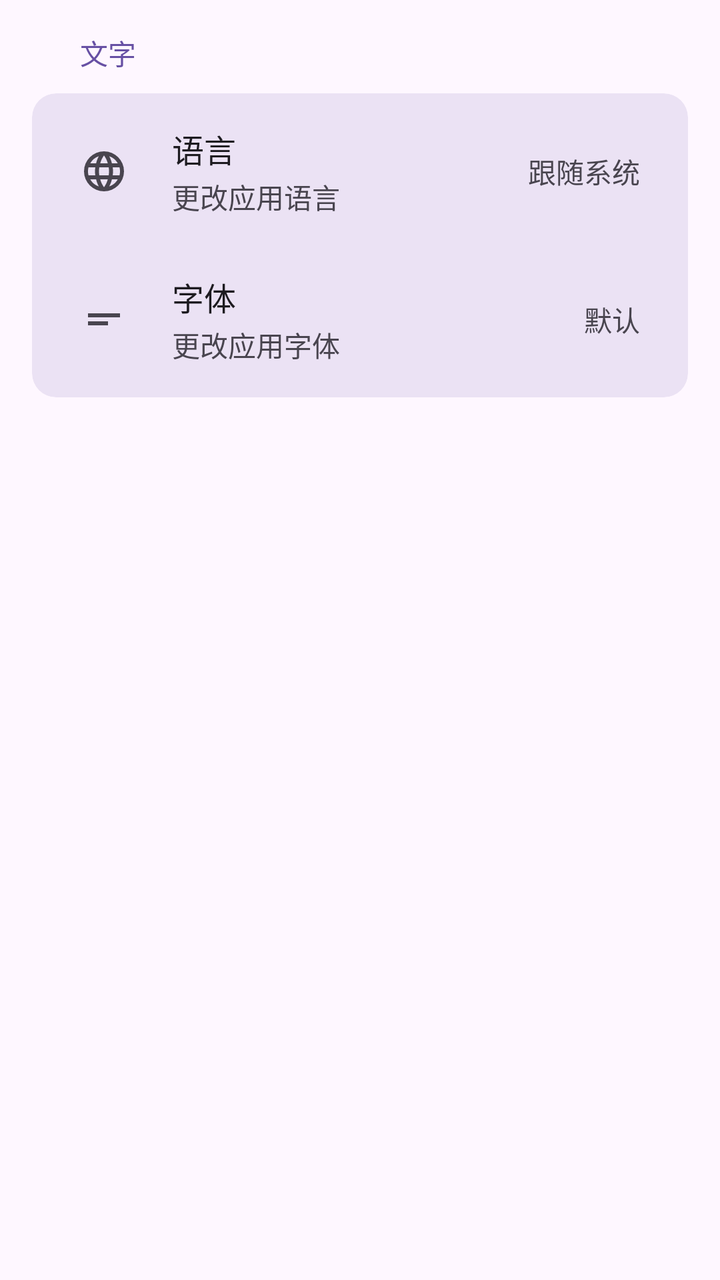
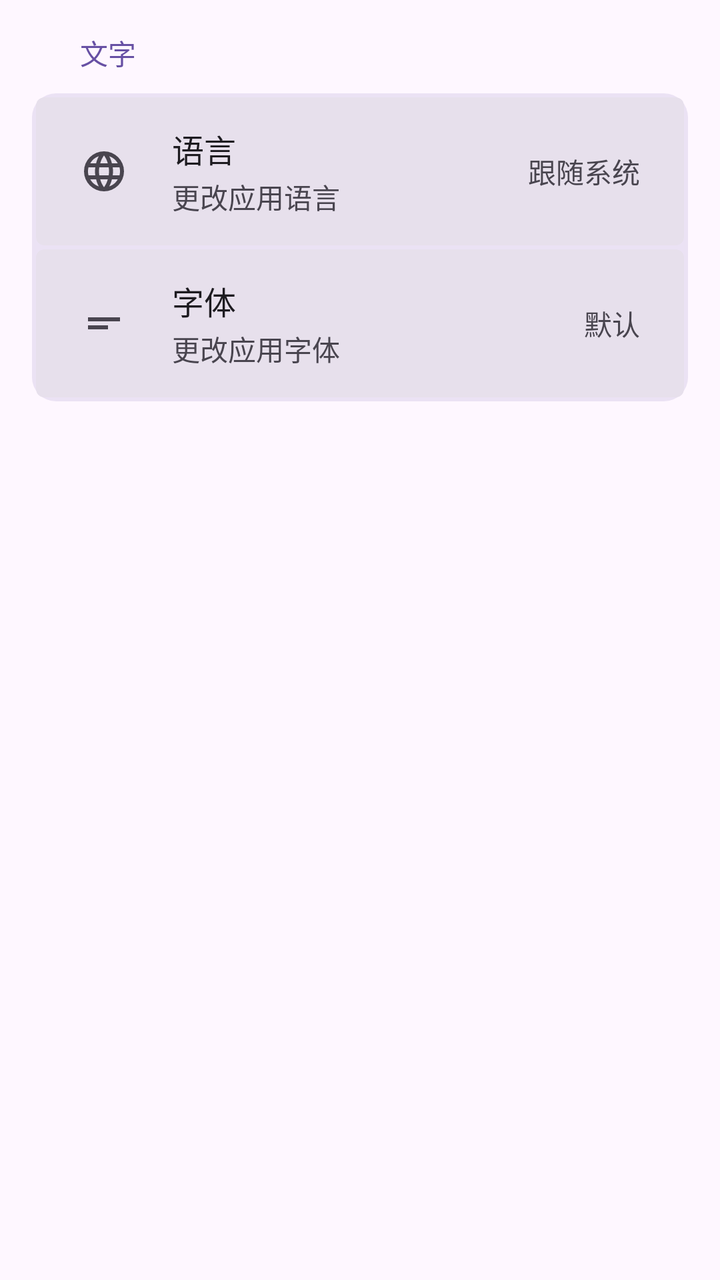

Before-and-after screenshots of an Android layout around one commit, followed by the original layout XML and the change that was made.
<!-- AndroidManifest.xml: application theme Theme.Click -->
<!-- res/layout/fragment_settings.xml -->
<?xml version="1.0" encoding="utf-8"?>
<ScrollView xmlns:android="http://schemas.android.com/apk/res/android"
    android:layout_width="match_parent"
    android:layout_height="match_parent"
    android:paddingHorizontal="16dp"
    android:paddingTop="0dp"
    android:paddingBottom="16dp"
    android:background="?android:attr/colorBackground">

    <LinearLayout
        android:layout_width="match_parent"
        android:layout_height="wrap_content"
        android:orientation="vertical">

        
        <TextView
            android:layout_width="wrap_content"
            android:layout_height="wrap_content"
            android:text="文字"
            android:textSize="14sp"
            android:textColor="?attr/colorPrimary"
            android:paddingHorizontal="24dp"
            android:paddingTop="16dp"
            android:paddingBottom="10dp" />

        
        <LinearLayout
            android:layout_width="match_parent"
            android:layout_height="wrap_content"
            android:orientation="vertical"
            android:background="@drawable/settings_card_bg"
            android:padding="2dp"
            android:clipToOutline="true">

            
            <LinearLayout
                android:id="@+id/settings_language"
                android:layout_width="match_parent"
                android:layout_height="wrap_content"
                android:orientation="horizontal"
                android:gravity="center_vertical"
                android:paddingHorizontal="22dp"
                android:paddingVertical="14dp"
                android:background="?attr/selectableItemBackground"
                android:clickable="true"
                android:focusable="true">

                <ImageView
                    android:layout_width="24dp"
                    android:layout_height="24dp"
                    android:src="@drawable/ic_language"
                    android:tint="?attr/colorOnSurfaceVariant"
                    android:layout_marginEnd="22dp" />

                <LinearLayout
                    android:layout_width="0dp"
                    android:layout_height="wrap_content"
                    android:layout_weight="1"
                    android:orientation="vertical">

                    <TextView
                        android:layout_width="wrap_content"
                        android:layout_height="wrap_content"
                        android:text="语言"
                        android:textSize="16sp"
                        android:textColor="?attr/colorOnSurface" />

                    <TextView
                        android:id="@+id/settings_language_desc"
                        android:layout_width="wrap_content"
                        android:layout_height="wrap_content"
                        android:text="更改应用语言"
                        android:textSize="14sp"
                        android:textColor="?attr/colorOnSurfaceVariant"
                        android:layout_marginTop="2dp" />
                </LinearLayout>

                <TextView
                    android:id="@+id/settings_language_value"
                    android:layout_width="wrap_content"
                    android:layout_height="wrap_content"
                    android:text="跟随系统"
                    android:textSize="14sp"
                    android:textColor="?attr/colorOnSurfaceVariant" />
            </LinearLayout>

            
            <LinearLayout
                android:id="@+id/settings_font"
                android:layout_width="match_parent"
                android:layout_height="wrap_content"
                android:orientation="horizontal"
                android:gravity="center_vertical"
                android:paddingHorizontal="22dp"
                android:paddingVertical="14dp"
                android:background="?attr/selectableItemBackground"
                android:clickable="true"
                android:focusable="true">

                <ImageView
                    android:layout_width="24dp"
                    android:layout_height="24dp"
                    android:src="@drawable/ic_font"
                    android:tint="?attr/colorOnSurfaceVariant"
                    android:layout_marginEnd="22dp" />

                <LinearLayout
                    android:layout_width="0dp"
                    android:layout_height="wrap_content"
                    android:layout_weight="1"
                    android:orientation="vertical">

                    <TextView
                        android:layout_width="wrap_content"
                        android:layout_height="wrap_content"
                        android:text="字体"
                        android:textSize="16sp"
                        android:textColor="?attr/colorOnSurface" />

                    <TextView
                        android:layout_width="wrap_content"
                        android:layout_height="wrap_content"
                        android:text="更改应用字体"
                        android:textSize="14sp"
                        android:textColor="?attr/colorOnSurfaceVariant"
                        android:layout_marginTop="2dp" />
                </LinearLayout>

                <TextView
                    android:layout_width="wrap_content"
                    android:layout_height="wrap_content"
                    android:text="默认"
                    android:textSize="14sp"
                    android:textColor="?attr/colorOnSurfaceVariant" />
            </LinearLayout>

        </LinearLayout>

    </LinearLayout>
</ScrollView>
<!-- resources referenced by this layout -->
<resources>
  <!-- drawable ic_font (drawable) -->
  <vector xmlns:android="http://schemas.android.com/apk/res/android"
      android:width="24dp"
      android:height="24dp"
      android:viewportWidth="960"
      android:viewportHeight="960"
      android:tint="?attr/colorControlNormal"
      android:autoMirrored="true">
    <path
        android:fillColor="@android:color/white"
        android:pathData="M160,600L160,520L560,520L560,600L160,600ZM160,440L160,360L800,360L800,440L160,440Z"/>
  </vector>
  <!-- drawable ic_language (drawable) -->
  <vector xmlns:android="http://schemas.android.com/apk/res/android"
      android:width="24dp"
      android:height="24dp"
      android:viewportWidth="960"
      android:viewportHeight="960"
      android:tint="?attr/colorControlNormal">
    <path
        android:fillColor="@android:color/white"
        android:pathData="M480,880Q398,880 325,848.5Q252,817 197.5,762.5Q143,708 111.5,635Q80,562 80,480Q80,397 111.5,324.5Q143,252 197.5,197.5Q252,143 325,111.5Q398,80 480,80Q563,80 635.5,111.5Q708,143 762.5,197.5Q817,252 848.5,324.5Q880,397 880,480Q880,562 848.5,635Q817,708 762.5,762.5Q708,817 635.5,848.5Q563,880 480,880ZM480,798Q506,762 525,723Q544,684 556,640L404,640Q416,684 435,723Q454,762 480,798ZM376,782Q358,749 344.5,713.5Q331,678 322,640L204,640Q233,690 276.5,727Q320,764 376,782ZM584,782Q640,764 683.5,727Q727,690 756,640L638,640Q629,678 615.5,713.5Q602,749 584,782ZM170,560L306,560Q303,540 301.5,520.5Q300,501 300,480Q300,459 301.5,439.5Q303,420 306,400L170,400Q165,420 162.5,439.5Q160,459 160,480Q160,501 162.5,520.5Q165,540 170,560ZM386,560L574,560Q577,540 578.5,520.5Q580,501 580,480Q580,459 578.5,439.5Q577,420 574,400L386,400Q383,420 381.5,439.5Q380,459 380,480Q380,501 381.5,520.5Q383,540 386,560ZM654,560L790,560Q795,540 797.5,520.5Q800,501 800,480Q800,459 797.5,439.5Q795,420 790,400L654,400Q657,420 658.5,439.5Q660,459 660,480Q660,501 658.5,520.5Q657,540 654,560ZM638,320L756,320Q727,270 683.5,233Q640,196 584,178Q602,211 615.5,246.5Q629,282 638,320ZM404,320L556,320Q544,276 525,237Q506,198 480,162Q454,198 435,237Q416,276 404,320ZM204,320L322,320Q331,282 344.5,246.5Q358,211 376,178Q320,196 276.5,233Q233,270 204,320Z"/>
  </vector>
  <!-- drawable settings_card_bg (drawable) -->
  <?xml version="1.0" encoding="utf-8"?>
  <shape xmlns:android="http://schemas.android.com/apk/res/android"
      android:shape="rectangle">
      <solid android:color="@color/section_background" />
      <corners android:radius="12dp" />
  </shape>
  <color name="section_background">#206750A4</color>
  <color name="md_theme_primary">#6750A4</color>
  <color name="md_theme_onPrimary">#FFFFFF</color>
  <color name="md_theme_primaryContainer">#EADDFF</color>
  <color name="md_theme_onPrimaryContainer">#21005D</color>
  <color name="md_theme_secondary">#625B71</color>
  <color name="md_theme_onSecondary">#FFFFFF</color>
  <color name="md_theme_secondaryContainer">#E8DEF8</color>
  <color name="md_theme_onSecondaryContainer">#1D192B</color>
  <color name="md_theme_background">#FEF7FF</color>
  <color name="md_theme_onBackground">#1D1B20</color>
  <color name="md_theme_surface">#FEF7FF</color>
  <color name="md_theme_onSurface">#1D1B20</color>
  <color name="md_theme_surfaceVariant">#E7E0EC</color>
  <color name="md_theme_onSurfaceVariant">#49454F</color>
  <color name="md_theme_outline">#79747E</color>
  <color name="md_theme_outlineVariant">#CAC4D0</color>
  <!-- unchanged entries left out for length: 2 -->
</resources>

<!-- the commit's change to res/layout/fragment_settings.xml (unified diff, before → after) -->
@@ -28,111 +28,134 @@
             android:layout_width="match_parent"
             android:layout_height="wrap_content"
             android:orientation="vertical"
-            android:background="@drawable/settings_card_bg"
-            android:padding="2dp"
-            android:clipToOutline="true">
+            android:clipChildren="true"
+            android:clipToPadding="true"
+            style="@style/SettingsCardContainer">
 
             
-            <LinearLayout
-                android:id="@+id/settings_language"
+            <com.google.android.material.card.MaterialCardView
+                android:id="@+id/settings_language_card"
                 android:layout_width="match_parent"
                 android:layout_height="wrap_content"
-                android:orientation="horizontal"
-                android:gravity="center_vertical"
-                android:paddingHorizontal="22dp"
-                android:paddingVertical="14dp"
-                android:background="?attr/selectableItemBackground"
+                android:layout_marginBottom="2dp"
                 android:clickable="true"
-                android:focusable="true">
-
-                <ImageView
-                    android:layout_width="24dp"
-                    android:layout_height="24dp"
-                    android:src="@drawable/ic_language"
-                    android:tint="?attr/colorOnSurfaceVariant"
-                    android:layout_marginEnd="22dp" />
+                android:focusable="true"
+                app:cardBackgroundColor="?attr/colorSurfaceVariant"
+                app:cardCornerRadius="4dp"
+                app:cardElevation="0dp"
+                app:strokeWidth="0dp"
+                xmlns:app="http://schemas.android.com/apk/res-auto">
 
                 <LinearLayout
-                    android:layout_width="0dp"
+                    android:id="@+id/settings_language"
+                    android:layout_width="match_parent"
                     android:layout_height="wrap_content"
-                    android:layout_weight="1"
-                    android:orientation="vertical">
+                    android:orientation="horizontal"
+                    android:gravity="center_vertical"
+                    android:paddingHorizontal="22dp"
+                    android:paddingVertical="14dp"
+                    android:background="?attr/selectableItemBackground">
+
+                    <ImageView
+                        android:layout_width="24dp"
+                        android:layout_height="24dp"
+                        android:src="@drawable/ic_language"
+                        android:tint="?attr/colorOnSurfaceVariant"
+                        android:layout_marginEnd="22dp" />
+
+                    <LinearLayout
+                        android:layout_width="0dp"
+                        android:layout_height="wrap_content"
+                        android:layout_weight="1"
+                        android:orientation="vertical">
+
+                        <TextView
+                            android:layout_width="wrap_content"
+                            android:layout_height="wrap_content"
+                            android:text="语言"
+                            android:textSize="16sp"
+                            android:textColor="?attr/colorOnSurface" />
+
+                        <TextView
+                            android:id="@+id/settings_language_desc"
+                            android:layout_width="wrap_content"
+                            android:layout_height="wrap_content"
+                            android:text="更改应用语言"
+                            android:textSize="14sp"
+                            android:textColor="?attr/colorOnSurfaceVariant"
+                            android:layout_marginTop="2dp" />
+                    </LinearLayout>
+
+                    <TextView
+                        android:id="@+id/settings_language_value"
+                        android:layout_width="wrap_content"
+                        android:layout_height="wrap_content"
+                        android:text="跟随系统"
+                        android:textSize="14sp"
+                        android:textColor="?attr/colorOnSurfaceVariant" />
+                </LinearLayout>
+            </com.google.android.material.card.MaterialCardView>
+
+            
+            <com.google.android.material.card.MaterialCardView
+                android:id="@+id/settings_font_card"
+                android:layout_width="match_parent"
+                android:layout_height="wrap_content"
+                android:clickable="true"
+                android:focusable="true"
+                app:cardBackgroundColor="?attr/colorSurfaceVariant"
+                app:cardCornerRadius="4dp"
+                app:cardElevation="0dp"
+                app:strokeWidth="0dp"
+                xmlns:app="http://schemas.android.com/apk/res-auto">
+
+                <LinearLayout
+                    android:id="@+id/settings_font"
+                    android:layout_width="match_parent"
+                    android:layout_height="wrap_content"
+                    android:orientation="horizontal"
+                    android:gravity="center_vertical"
+                    android:paddingHorizontal="22dp"
+                    android:paddingVertical="14dp"
+                    android:background="?attr/selectableItemBackground">
+
+                    <ImageView
+                        android:layout_width="24dp"
+                        android:layout_height="24dp"
+                        android:src="@drawable/ic_font"
+                        android:tint="?attr/colorOnSurfaceVariant"
+                        android:layout_marginEnd="22dp" />
+
+                    <LinearLayout
+                        android:layout_width="0dp"
+                        android:layout_height="wrap_content"
+                        android:layout_weight="1"
+                        android:orientation="vertical">
+
+                        <TextView
+                            android:layout_width="wrap_content"
+                            android:layout_height="wrap_content"
+                            android:text="字体"
+                            android:textSize="16sp"
+                            android:textColor="?attr/colorOnSurface" />
+
+                        <TextView
+                            android:layout_width="wrap_content"
+                            android:layout_height="wrap_content"
+                            android:text="更改应用字体"
+                            android:textSize="14sp"
+                            android:textColor="?attr/colorOnSurfaceVariant"
+                            android:layout_marginTop="2dp" />
+                    </LinearLayout>
 
                     <TextView
                         android:layout_width="wrap_content"
                         android:layout_height="wrap_content"
-                        android:text="语言"
-                        android:textSize="16sp"
-                        android:textColor="?attr/colorOnSurface" />
-
-                    <TextView
-                        android:id="@+id/settings_language_desc"
-                        android:layout_width="wrap_content"
-                        android:layout_height="wrap_content"
-                        android:text="更改应用语言"
+                        android:text="默认"
                         android:textSize="14sp"
-                        android:textColor="?attr/colorOnSurfaceVariant"
-                        android:layout_marginTop="2dp" />
+                        android:textColor="?attr/colorOnSurfaceVariant" />
                 </LinearLayout>
-
-                <TextView
-                    android:id="@+id/settings_language_value"
-                    android:layout_width="wrap_content"
-                    android:layout_height="wrap_content"
-                    android:text="跟随系统"
-                    android:textSize="14sp"
-                    android:textColor="?attr/colorOnSurfaceVariant" />
-            </LinearLayout>
-
-            
-            <LinearLayout
-                android:id="@+id/settings_font"
-                android:layout_width="match_parent"
-                android:layout_height="wrap_content"
-                android:orientation="horizontal"
-                android:gravity="center_vertical"
-                android:paddingHorizontal="22dp"
-                android:paddingVertical="14dp"
-                android:background="?attr/selectableItemBackground"
-                android:clickable="true"
-                android:focusable="true">
-
-                <ImageView
-                    android:layout_width="24dp"
-                    android:layout_height="24dp"
-                    android:src="@drawable/ic_font"
-                    android:tint="?attr/colorOnSurfaceVariant"
-                    android:layout_marginEnd="22dp" />
-
-                <LinearLayout
-                    android:layout_width="0dp"
-                    android:layout_height="wrap_content"
-                    android:layout_weight="1"
-                    android:orientation="vertical">
-
-                    <TextView
-                        android:layout_width="wrap_content"
-                        android:layout_height="wrap_content"
-                        android:text="字体"
-                        android:textSize="16sp"
-                        android:textColor="?attr/colorOnSurface" />
-
-                    <TextView
-                        android:layout_width="wrap_content"
-                        android:layout_height="wrap_content"
-                        android:text="更改应用字体"
-                        android:textSize="14sp"
-                        android:textColor="?attr/colorOnSurfaceVariant"
-                        android:layout_marginTop="2dp" />
-                </LinearLayout>
-
-                <TextView
-                    android:layout_width="wrap_content"
-                    android:layout_height="wrap_content"
-                    android:text="默认"
-                    android:textSize="14sp"
-                    android:textColor="?attr/colorOnSurfaceVariant" />
-            </LinearLayout>
+            </com.google.android.material.card.MaterialCardView>
 
         </LinearLayout>
 
<!-- resource entries referenced after the edit -->
@@ -23,6 +23,10 @@
         android:fillColor="@android:color/white"
         android:pathData="M480,880Q398,880 325,848.5Q252,817 197.5,762.5Q143,708 111.5,635Q80,562 80,480Q80,397 111.5,324.5Q143,252 197.5,197.5Q252,143 325,111.5Q398,80 480,80Q563,80 635.5,111.5Q708,143 762.5,197.5Q817,252 848.5,324.5Q880,397 880,480Q880,562 848.5,635Q817,708 762.5,762.5Q708,817 635.5,848.5Q563,880 480,880ZM480,798Q506,762 525,723Q544,684 556,640L404,640Q416,684 435,723Q454,762 480,798ZM376,782Q358,749 344.5,713.5Q331,678 322,640L204,640Q233,690 276.5,727Q320,764 376,782ZM584,782Q640,764 683.5,727Q727,690 756,640L638,640Q629,678 615.5,713.5Q602,749 584,782ZM170,560L306,560Q303,540 301.5,520.5Q300,501 300,480Q300,459 301.5,439.5Q303,420 306,400L170,400Q165,420 162.5,439.5Q160,459 160,480Q160,501 162.5,520.5Q165,540 170,560ZM386,560L574,560Q577,540 578.5,520.5Q580,501 580,480Q580,459 578.5,439.5Q577,420 574,400L386,400Q383,420 381.5,439.5Q380,459 380,480Q380,501 381.5,520.5Q383,540 386,560ZM654,560L790,560Q795,540 797.5,520.5Q800,501 800,480Q800,459 797.5,439.5Q795,420 790,400L654,400Q657,420 658.5,439.5Q660,459 660,480Q660,501 658.5,520.5Q657,540 654,560ZM638,320L756,320Q727,270 683.5,233Q640,196 584,178Q602,211 615.5,246.5Q629,282 638,320ZM404,320L556,320Q544,276 525,237Q506,198 480,162Q454,198 435,237Q416,276 404,320ZM204,320L322,320Q331,282 344.5,246.5Q358,211 376,178Q320,196 276.5,233Q233,270 204,320Z"/>
   </vector>
+  <style name="SettingsCardContainer">
+          <item name="android:padding">2dp</item>
+          <item name="android:background">@drawable/settings_card_bg</item>
+      </style>
   <!-- drawable settings_card_bg (drawable) -->
   <?xml version="1.0" encoding="utf-8"?>
   <shape xmlns:android="http://schemas.android.com/apk/res/android"
